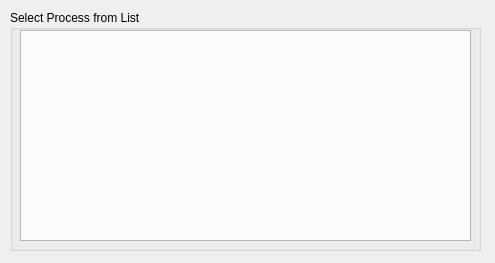
0xNB/h1k4r1-injector, file ui/SearchResultWidget.ui: the form before one commit.
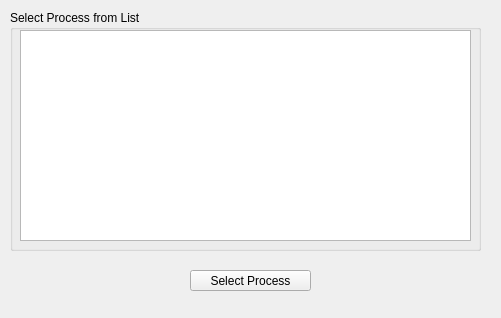
The form after the commit.

Patch:
```diff
--- a/ui/SearchResultWidget.ui
+++ b/ui/SearchResultWidget.ui
@@ -6,8 +6,8 @@
    <rect>
     <x>0</x>
     <y>0</y>
-    <width>495</width>
-    <height>263</height>
+    <width>501</width>
+    <height>318</height>
    </rect>
   </property>
   <property name="windowTitle">
@@ -36,6 +36,22 @@
     <string>Select Process from List</string>
    </property>
   </widget>
+  <widget class="QPushButton" name="processSelectButton">
+   <property name="geometry">
+    <rect>
+     <x>190</x>
+     <y>270</y>
+     <width>121</width>
+     <height>21</height>
+    </rect>
+   </property>
+   <property name="text">
+    <string>Select Process</string>
+   </property>
+  </widget>
+  <zorder>groupBox</zorder>
+  <zorder>processList</zorder>
+  <zorder>processSelectButton</zorder>
  </widget>
  <layoutdefault spacing="6" margin="11"/>
  <resources/>
```
Left out of the diff: 22 changed lines with no effect on the pictures.
